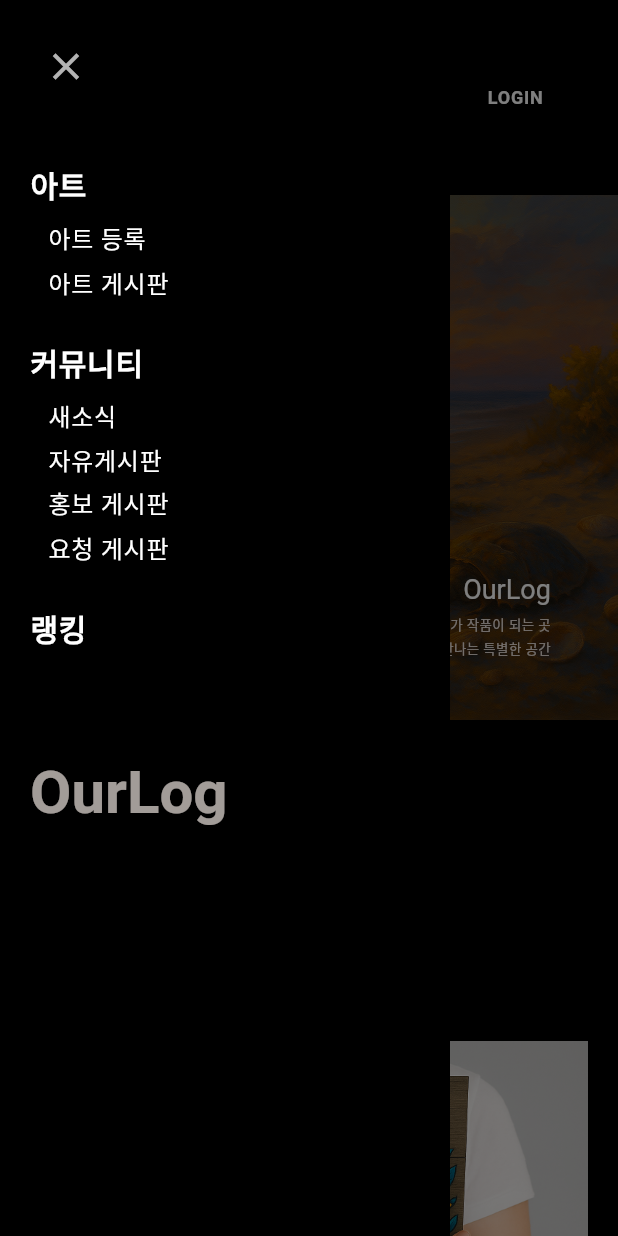
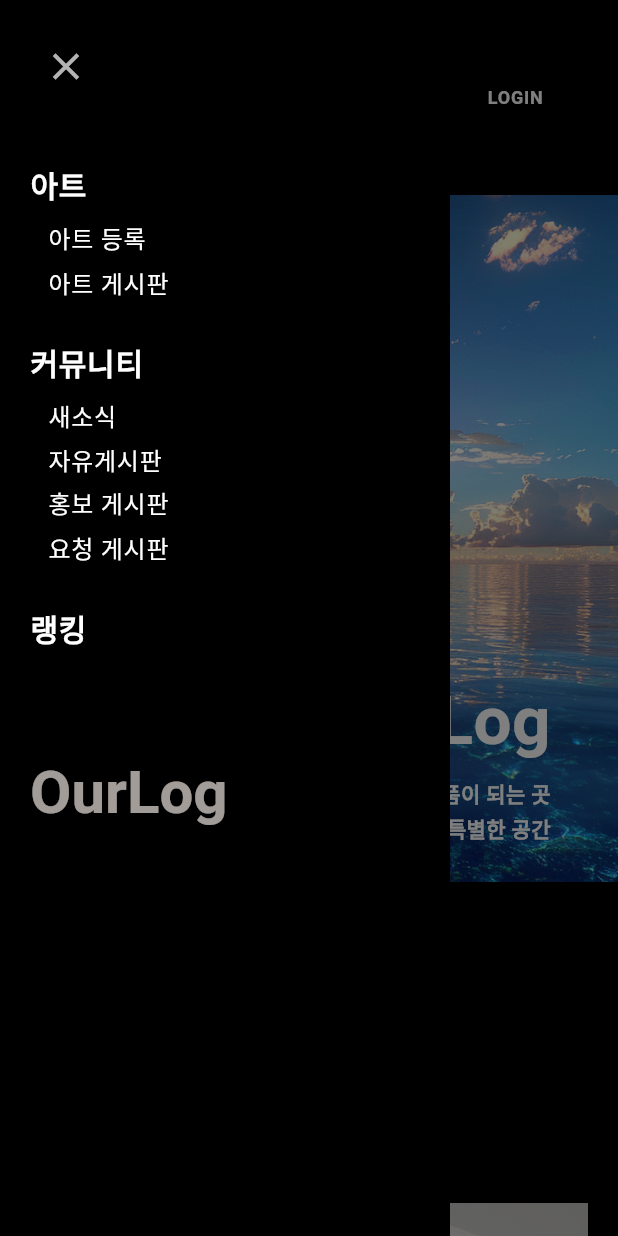
Before and after one commit to itstudyproject/ourlog_flutter, a Flutter app: the screen it shows after launch, after a tap on the "menu" icon, on a phone screen of 412 x 824 dp. Run offline on Flutter 3.47's test engine with Material 3 defaults, Android fonts, the light colour scheme and no system bars; our stand-ins replace google_sign_in, image_picker, shared_preferences; missing offline and left inert: sendbird_chat_sdk; accounts and stored records are empty; network calls fail; Roboto replaces fonts that are missing (NanumSquareNeo).

Commit message:
250530 sj

```diff
--- a/lib/widgets/main_banner.dart
+++ b/lib/widgets/main_banner.dart
@@ -1,48 +1,106 @@
+import 'dart:async';
 import 'package:flutter/material.dart';
 
-class MainBanner extends StatelessWidget {
+class MainBanner extends StatefulWidget {
   const MainBanner({super.key});
 
   @override
+  State<MainBanner> createState() => _MainBannerState();
+}
+
+class _MainBannerState extends State<MainBanner> {
+  final List<String> images = [
+    'assets/images/sun.png',
+    'assets/images/bada.png',
+    'assets/images/star.png',
+  ];
+
+  int _currentIndex = 0;
+  Timer? _timer;
+
+  @override
+  void initState() {
+    super.initState();
+    _startImageTimer();
+  }
+
+  void _startImageTimer() {
+    _timer = Timer.periodic(const Duration(seconds: 5), (timer) {
+      setState(() {
+        _currentIndex = (_currentIndex + 1) % images.length;
+      });
+    });
+  }
+
+  @override
+  void dispose() {
+    _timer?.cancel();
+    super.dispose();
+  }
+
+  @override
   Widget build(BuildContext context) {
-    return Container(
+    // 전체 배너 높이를 가로길이의 1/2 비율로 잡음
+    final bannerHeight = MediaQuery.of(context).size.width / 0.9;
+
+    return SizedBox(
       width: double.infinity,
-      height: 350,
-      decoration: const BoxDecoration(color: Colors.black),
+      height: bannerHeight,
       child: Stack(
         fit: StackFit.expand,
         children: [
-          Positioned.fill(
-            child: Image.asset(
-              'assets/images/mainbanner1.png',
-              fit: BoxFit.cover,
-              color: Colors.black.withOpacity(0.5),
-              colorBlendMode: BlendMode.darken,
+          AnimatedSwitcher(
+            duration: const Duration(milliseconds: 500),
+            child: Center(
+              key: ValueKey(_currentIndex), // 애니메이션 전환 키
+              child: ClipRect(
+                child: SizedBox(
+                  width: MediaQuery.of(context).size.width,
+                  height: bannerHeight,
+                  child: Image.asset(
+                    images[_currentIndex],
+                    fit: BoxFit.cover,
+                  ),
+                ),
+              ),
             ),
           ),
           Positioned(
             left: 120,
-            bottom: 40,
+            bottom: 25,
             child: SizedBox(
               width: MediaQuery.of(context).size.width * 0.6,
               child: Column(
                 crossAxisAlignment: CrossAxisAlignment.end,
                 children: [
-                  RichText(
-                    text: const TextSpan(
-                      style: TextStyle(fontSize: 18, fontFamily: 'NanumSquareNeo'),
-                      children: [TextSpan(text: 'OurLog')],
+                  const Text(
+                    'OurLog',
+                    style: TextStyle(
+                      fontSize: 45,
+                      fontFamily: 'NanumSquareNeo',
+                      fontWeight: FontWeight.w700,
+                      color: Colors.white,
                     ),
                   ),
                   const SizedBox(height: 7),
                   const Text(
                     '당신의 이야기가 작품이 되는 곳',
-                    style: TextStyle(fontSize: 9, fontFamily: 'NanumSquareNeo'),
+                    style: TextStyle(
+                      fontSize: 14,
+                      fontFamily: 'NanumSquareNeo',
+                      fontWeight: FontWeight.w600,
+                      color: Colors.white,
+                    ),
                   ),
                   const SizedBox(height: 2),
                   const Text(
                     '아티스트와 컬렉터가 만나는 특별한 공간',
-                    style: TextStyle(fontSize: 9, fontFamily: 'NanumSquareNeo'),
+                    style: TextStyle(
+                      fontSize: 14,
+                      fontFamily: 'NanumSquareNeo',
+                      fontWeight: FontWeight.w600,
+                      color: Colors.white,
+                    ),
                   ),
                 ],
               ),
```
Also changed, not shown: assets/images/bada.png (added), assets/images/star.png (added), 1 other file.
